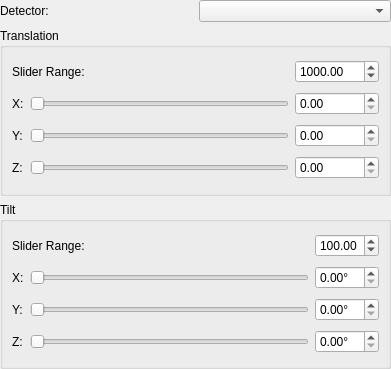
Above: hexrd/ui/resources/ui/calibration_slider_widget.ui from HEXRD/hexrdgui before the change. Below: the same form after it.
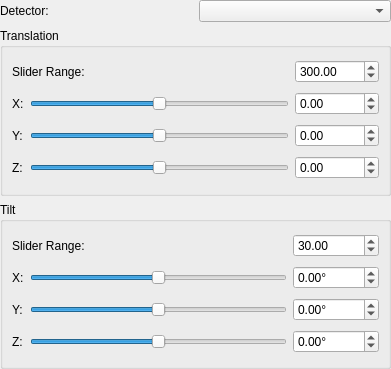
That is the form after the change.

Commit message:
Use slider single step of 0.1
Because Qt doesn't allow us to do this, we actually keep
the slider value always at 10x the value in the QDoubleSpinBox,
and we do conversions from slider value to real value.

This also fixes some issues with the default min/max values
of the widgets.

```diff
--- a/hexrd/ui/resources/ui/calibration_slider_widget.ui
+++ b/hexrd/ui/resources/ui/calibration_slider_widget.ui
@@ -41,6 +41,15 @@
         <property name="suffix">
          <string>°</string>
         </property>
+        <property name="minimum">
+         <double>-10000.000000000000000</double>
+        </property>
+        <property name="maximum">
+         <double>10000.000000000000000</double>
+        </property>
+        <property name="singleStep">
+         <double>0.100000000000000</double>
+        </property>
        </widget>
       </item>
       <item row="3" column="0">
@@ -52,6 +61,12 @@
       </item>
       <item row="2" column="1">
        <widget class="QSlider" name="slider_tilt_1">
+        <property name="minimum">
+         <number>-100000</number>
+        </property>
+        <property name="maximum">
+         <number>100000</number>
+        </property>
         <property name="orientation">
          <enum>Qt::Horizontal</enum>
         </property>
@@ -62,10 +77,25 @@
         <property name="suffix">
          <string>°</string>
         </property>
+        <property name="minimum">
+         <double>-10000.000000000000000</double>
+        </property>
+        <property name="maximum">
+         <double>10000.000000000000000</double>
+        </property>
+        <property name="singleStep">
+         <double>0.100000000000000</double>
+        </property>
        </widget>
       </item>
       <item row="1" column="1">
        <widget class="QSlider" name="slider_tilt_0">
+        <property name="minimum">
+         <number>-100000</number>
+        </property>
+        <property name="maximum">
+         <number>100000</number>
+        </property>
         <property name="orientation">
          <enum>Qt::Horizontal</enum>
         </property>
@@ -76,6 +106,15 @@
         <property name="suffix">
          <string>°</string>
         </property>
+        <property name="minimum">
+         <double>-10000.000000000000000</double>
+        </property>
+        <property name="maximum">
+         <double>10000.000000000000000</double>
+        </property>
+        <property name="singleStep">
+         <double>0.100000000000000</double>
+        </property>
        </widget>
       </item>
       <item row="1" column="0">
@@ -87,6 +126,12 @@
       </item>
       <item row="3" column="1">
        <widget class="QSlider" name="slider_tilt_2">
+        <property name="minimum">
+         <number>-100000</number>
+        </property>
+        <property name="maximum">
+         <number>100000</number>
+        </property>
         <property name="orientation">
          <enum>Qt::Horizontal</enum>
         </property>
@@ -104,7 +149,7 @@
          <double>360.000000000000000</double>
         </property>
         <property name="value">
-         <double>100.000000000000000</double>
+         <double>30.000000000000000</double>
         </property>
        </widget>
       </item>
@@ -132,23 +177,65 @@
        </widget>
       </item>
       <item row="2" column="2">
-       <widget class="QDoubleSpinBox" name="sb_translation_1"/>
+       <widget class="QDoubleSpinBox" name="sb_translation_1">
+        <property name="minimum">
+         <double>-10000.000000000000000</double>
+        </property>
+        <property name="maximum">
+         <double>10000.000000000000000</double>
+        </property>
+        <property name="singleStep">
+         <double>0.100000000000000</double>
+        </property>
+       </widget>
       </item>
       <item row="3" column="2">
-       <widget class="QDoubleSpinBox" name="sb_translation_2"/>
+       <widget class="QDoubleSpinBox" name="sb_translation_2">
+        <property name="minimum">
+         <double>-10000.000000000000000</double>
+        </property>
+        <property name="maximum">
+         <double>10000.000000000000000</double>
+        </property>
+        <property name="singleStep">
+         <double>0.100000000000000</double>
+        </property>
+       </widget>
       </item>
       <item row="2" column="1">
        <widget class="QSlider" name="slider_translation_1">
+        <property name="minimum">
+         <number>-100000</number>
+        </property>
+        <property name="maximum">
+         <number>100000</number>
+        </property>
         <property name="orientation">
          <enum>Qt::Horizontal</enum>
         </property>
        </widget>
       </item>
       <item row="1" column="2">
-       <widget class="QDoubleSpinBox" name="sb_translation_0"/>
+       <widget class="QDoubleSpinBox" name="sb_translation_0">
+        <property name="minimum">
+         <double>-10000.000000000000000</double>
+        </property>
+        <property name="maximum">
+         <double>10000.000000000000000</double>
+        </property>
+        <property name="singleStep">
+         <double>0.100000000000000</double>
+        </property>
+       </widget>
       </item>
       <item row="1" column="1">
        <widget class="QSlider" name="slider_translation_0">
+        <property name="minimum">
+         <number>-100000</number>
+        </property>
+        <property name="maximum">
+         <number>100000</number>
+        </property>
         <property name="orientation">
          <enum>Qt::Horizontal</enum>
         </property>
@@ -170,6 +257,12 @@
       </item>
       <item row="3" column="1">
        <widget class="QSlider" name="slider_translation_2">
+        <property name="minimum">
+         <number>-100000</number>
+        </property>
+        <property name="maximum">
+         <number>100000</number>
+        </property>
         <property name="orientation">
          <enum>Qt::Horizontal</enum>
         </property>
@@ -187,7 +280,7 @@
          <double>100000.000000000000000</double>
         </property>
         <property name="value">
-         <double>1000.000000000000000</double>
+         <double>300.000000000000000</double>
         </property>
        </widget>
       </item>
```
Left out of the diff: 6 changed lines with no effect on the pictures. The commit also changes 1 other file.
